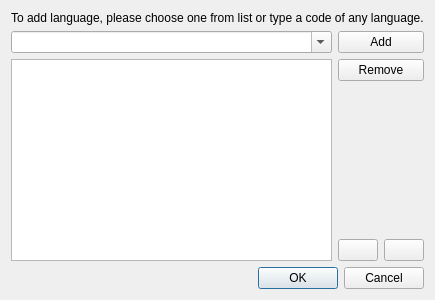
Before: the Qt Designer form src/ui/preferences/AcceptLanguageDialog.ui in OtterBrowser/otter-browser, drawn with Qt 5.
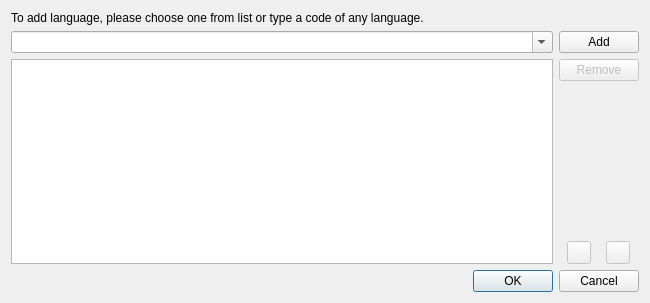
After: the same form once the commit is applied. Custom widgets are drawn as their Qt base class.

```diff
--- a/src/ui/preferences/AcceptLanguageDialog.ui
+++ b/src/ui/preferences/AcceptLanguageDialog.ui
@@ -6,8 +6,8 @@
    <rect>
     <x>0</x>
     <y>0</y>
-    <width>400</width>
-    <height>300</height>
+    <width>650</width>
+    <height>303</height>
    </rect>
   </property>
   <property name="windowTitle">
@@ -22,8 +22,6 @@
     </widget>
    </item>
    <item>
-    <layout class="QHBoxLayout" name="chosenLanguagesLayout">
-     <item>
       <layout class="QGridLayout" name="gridLayout">
        <item row="0" column="0">
         <widget class="QComboBox" name="languagesComboBox">
@@ -40,7 +38,7 @@
         </widget>
        </item>
        <item row="1" column="0">
-        <widget class="Otter::TableViewWidget" name="chosenLanguagesViewWidget">
+      <widget class="Otter::TableViewWidget" name="languagesViewWidget">
          <property name="dragEnabled">
           <bool>true</bool>
          </property>
@@ -80,6 +78,9 @@
         <layout class="QVBoxLayout" name="buttonsLayout">
          <item>
           <widget class="QPushButton" name="removeButton">
+         <property name="enabled">
+          <bool>false</bool>
+         </property>
            <property name="text">
             <string>Remove</string>
            </property>
@@ -101,20 +102,34 @@
          <item>
           <layout class="QHBoxLayout" name="horizontalLayout">
            <item>
-            <widget class="QPushButton" name="moveUpButton">
+          <widget class="QToolButton" name="moveUpButton">
+           <property name="enabled">
+            <bool>false</bool>
+           </property>
              <property name="toolTip">
               <string>Move Up</string>
              </property>
             </widget>
            </item>
            <item>
-            <widget class="QPushButton" name="moveDownButton">
+          <spacer name="horizontalSpacer">
+           <property name="orientation">
+            <enum>Qt::Horizontal</enum>
+           </property>
+           <property name="sizeType">
+            <enum>QSizePolicy::Minimum</enum>
+           </property>
+          </spacer>
+         </item>
+         <item>
+          <widget class="QToolButton" name="moveDownButton">
+           <property name="enabled">
+            <bool>false</bool>
+           </property>
              <property name="toolTip">
-              <string>Move Up</string>
-             </property>
-            </widget>
-           </item>
-          </layout>
+            <string>Move Down</string>
+           </property>
+          </widget>
          </item>
         </layout>
        </item>
```
Left out of the diff: 7 changed lines with no effect on the pictures. Lines whose indentation alone changed are shown as unchanged.
